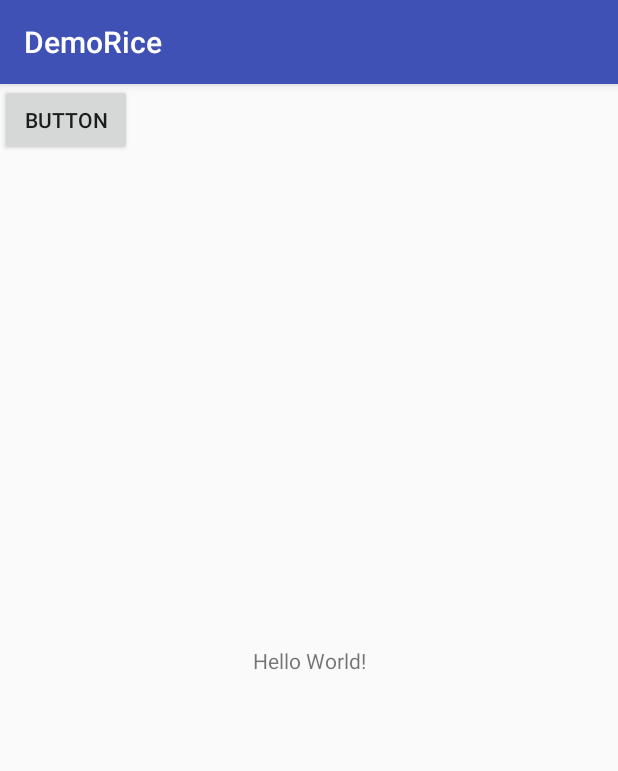
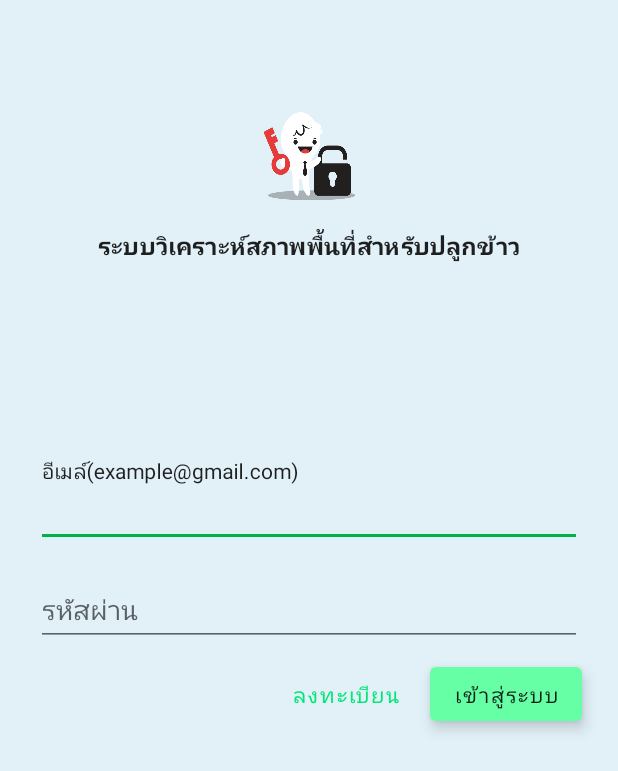
Before and after one commit to LionPK/DemoRice, an Android app: the screen it shows after launch (MainActivity before the commit, LoginActivity after it), on a phone screen of 412 x 824 dp. Shown: the top 771 px of the screen. Run offline under Robolectric (Android 15) with nearby library versions, the phone set to English and light mode, and no system bars.

Commit message:
login design

```diff
--- a/app/build.gradle
+++ b/app/build.gradle
@@ -19,6 +19,10 @@ android {
 }
 
 dependencies {
+    api 'com.android.support:design:28.0.0-alpha1'
+    implementation 'com.android.support:support-v4:28.0.0-alpha1'
+    implementation 'com.android.volley:volley:1.1.0'
+    implementation 'com.google.code.gson:gson:2.8.2'
     implementation fileTree(dir: 'libs', include: ['*.jar'])
     implementation 'com.android.support:appcompat-v7:28.0.0-alpha1'
     implementation 'com.android.support.constraint:constraint-layout:1.1.1'
--- a/app/src/main/AndroidManifest.xml
+++ b/app/src/main/AndroidManifest.xml
@@ -9,7 +9,8 @@
         android:roundIcon="@mipmap/ic_launcher_round"
         android:supportsRtl="true"
         android:theme="@style/AppTheme">
-        <activity android:name=".MainActivity">
+        <activity android:name=".MainActivity"></activity>
+        <activity android:name=".LoginActivity">
             <intent-filter>
                 <action android:name="android.intent.action.MAIN" />
 
--- /dev/null
+++ b/app/src/main/java/com/crud/jo/demorice/LoginActivity.java
@@ -0,0 +1,13 @@
+package com.crud.jo.demorice;
+
+import android.support.v7.app.AppCompatActivity;
+import android.os.Bundle;
+
+public class LoginActivity extends AppCompatActivity {
+
+    @Override
+    protected void onCreate(Bundle savedInstanceState) {
+        super.onCreate(savedInstanceState);
+        setContentView(R.layout.activity_login);
+    }
+}
--- a/app/src/main/java/com/crud/jo/demorice/MainActivity.java
+++ b/app/src/main/java/com/crud/jo/demorice/MainActivity.java
@@ -1,13 +1,30 @@
 package com.crud.jo.demorice;
 
+import android.content.Intent;
 import android.support.v7.app.AppCompatActivity;
 import android.os.Bundle;
+import android.view.View;
+import android.widget.Button;
 
 public class MainActivity extends AppCompatActivity {
+    private Button btnLogin;
 
     @Override
     protected void onCreate(Bundle savedInstanceState) {
         super.onCreate(savedInstanceState);
         setContentView(R.layout.activity_main);
+
+        btnLogin = (Button) findViewById(R.id.btnLogin);
+
+        //link to Sing In
+        btnLogin.setOnClickListener(new View.OnClickListener() {
+            public void onClick(View view) {
+                Intent i = new Intent(getApplicationContext(),
+                        LoginActivity.class);
+                startActivity(i);
+                finish();
+            }
+        });
+
     }
 }
--- /dev/null
+++ b/app/src/main/res/layout/activity_login.xml
@@ -0,0 +1,94 @@
+<?xml version="1.0" encoding="utf-8"?>
+<ScrollView xmlns:android="http://schemas.android.com/apk/res/android"
+    xmlns:app="http://schemas.android.com/apk/res-auto"
+    xmlns:tools="http://schemas.android.com/tools"
+    android:layout_width="match_parent"
+    android:layout_height="match_parent"
+    android:background="@color/loginPageBackgroundColor"
+    tools:context=".LoginActivity">
+
+    <LinearLayout
+        android:layout_width="match_parent"
+        android:layout_height="wrap_content"
+        android:clipChildren="false"
+        android:clipToPadding="false"
+        android:orientation="vertical"
+        android:padding="24dp"
+        android:paddingTop="16dp">
+
+        <ImageView
+            android:layout_width="64dp"
+            android:layout_height="64dp"
+            android:layout_gravity="center_horizontal"
+            android:layout_marginTop="48dp"
+            android:layout_marginBottom="16dp"
+            app:srcCompat="@drawable/login_pic" />
+
+        <TextView
+            android:layout_width="wrap_content"
+            android:layout_height="wrap_content"
+            android:layout_gravity="center_horizontal"
+            android:layout_marginBottom="132dp"
+            android:text="@string/app_name"
+            android:textAllCaps="true"
+            android:textSize="16sp"
+            android:textAppearance="@style/TextAppearance.demorice.Title"/>
+
+        <!-- Snippet from "Add text fields" section goes here. -->
+        <android.support.design.widget.TextInputLayout
+            android:id="@+id/email_text_input"
+            style="@style/Widget.demorice.TextInputLayout"
+            android:layout_width="match_parent"
+            android:layout_height="wrap_content"
+            android:hint="@string/hint_email">
+
+            <android.support.design.widget.TextInputEditText
+                android:id="@+id/email_edit_text"
+                android:layout_width="match_parent"
+                android:layout_height="wrap_content"
+                android:inputType="text"
+                android:maxLines="1" />
+        </android.support.design.widget.TextInputLayout>
+
+        <android.support.design.widget.TextInputLayout
+            android:id="@+id/password_text_input"
+            style="@style/Widget.demorice.TextInputLayout"
+            android:layout_width="match_parent"
+            android:layout_height="wrap_content"
+            android:hint="@string/hint_password">
+
+            <android.support.design.widget.TextInputEditText
+                android:id="@+id/password_edit_text"
+                android:layout_width="match_parent"
+                android:layout_height="wrap_content" />
+        </android.support.design.widget.TextInputLayout>
+
+        <!-- Snippet from "Add buttons" section goes here. -->
+        <RelativeLayout
+            android:layout_width="match_parent"
+            android:layout_height="wrap_content">
+
+            <android.support.design.button.MaterialButton
+                android:id="@+id/login_button"
+                style="@style/Widget.demorice.Button"
+                android:layout_width="wrap_content"
+                android:layout_height="wrap_content"
+                android:layout_alignParentEnd="true"
+                android:layout_alignParentRight="true"
+                android:text="@string/button_login" />
+
+            <android.support.design.button.MaterialButton
+                android:id="@+id/register_button"
+                style="@style/Widget.MaterialComponents.Button.TextButton"
+                android:layout_width="wrap_content"
+                android:layout_height="wrap_content"
+                android:layout_marginEnd="12dp"
+                android:layout_marginRight="12dp"
+                android:layout_toStartOf="@id/login_button"
+                android:layout_toLeftOf="@id/login_button"
+                android:text="@string/button_register" />
+
+        </RelativeLayout>
+
+    </LinearLayout>
+</ScrollView>
--- a/app/src/main/res/layout/activity_main.xml
+++ b/app/src/main/res/layout/activity_main.xml
@@ -16,7 +16,7 @@
         app:layout_constraintTop_toTopOf="parent" />
 
     <Button
-        android:id="@+id/button"
+        android:id="@+id/btnLogin"
         android:layout_width="wrap_content"
         android:layout_height="wrap_content"
         android:text="Button"/>
--- a/app/src/main/res/values/colors.xml
+++ b/app/src/main/res/values/colors.xml
@@ -1,6 +1,12 @@
 <?xml version="1.0" encoding="utf-8"?>
 <resources>
-    <color name="colorPrimary">#3F51B5</color>
-    <color name="colorPrimaryDark">#303F9F</color>
-    <color name="colorAccent">#FF4081</color>
+    <color name="colorPrimary">#00e676</color>
+    <color name="colorPrimaryDark">#66ffa6</color>
+    <color name="colorAccent">#00b248</color>
+    <color name="loginPageBackgroundColor">#e2f1f8</color>
+
+    <color name="textColorPrimary">#442C2E</color>
+    <color name="toolbarIconColor">@color/textColorPrimary</color>
+    <color name="productGridBackgroundColor">#FFFFFF</color>
+    <color name="colorControlActivated">#FBB8AC</color>
 </resources>
--- a/app/src/main/res/values/strings.xml
+++ b/app/src/main/res/values/strings.xml
@@ -1,3 +1,9 @@
 <resources>
-    <string name="app_name">DemoRice</string>
+    <string name="app_name">ระบบวิเคราะห์สภาพพื้นที่สำหรับปลูกข้าว</string>
+
+    <!--set string login form-->
+    <string name="hint_email">อีเมล์(example@gmail.com)</string>
+    <string name="hint_password">รหัสผ่าน</string>
+    <string name="button_login">เข้าสู่ระบบ</string>
+    <string name="button_register">ลงทะเบียน</string>
 </resources>
--- a/app/src/main/res/values/styles.xml
+++ b/app/src/main/res/values/styles.xml
@@ -1,11 +1,76 @@
-<resources>
+<resources xmlns:tools="http://schemas.android.com/tools">
 
     <!-- Base application theme. -->
-    <style name="AppTheme" parent="Theme.AppCompat.Light.DarkActionBar">
+    <style name="AppTheme" parent="Theme.AppCompat.Light.NoActionBar">
         <!-- Customize your theme here. -->
         <item name="colorPrimary">@color/colorPrimary</item>
         <item name="colorPrimaryDark">@color/colorPrimaryDark</item>
         <item name="colorAccent">@color/colorAccent</item>
     </style>
 
+    <!-- Base application theme. -->
+    <style name="Theme.Shrine" parent="Theme.MaterialComponents.Light.NoActionBar">
+        <!-- Customize your theme here. -->
+        <item name="colorPrimary">@color/colorPrimary</item>
+        <item name="colorPrimaryDark">@color/colorPrimaryDark</item>
+        <item name="colorAccent">@color/colorAccent</item>
+        <item name="android:windowLightStatusBar" tools:targetApi="m">true</item>
+        <item name="colorControlActivated">@color/colorControlActivated</item>
+        <item name="android:textColorPrimary">@color/textColorPrimary</item>
+    </style>
+
+    <style name="Widget.Shrine.TextInputLayout" parent="Widget.MaterialComponents.TextInputLayout.OutlineBox">
+        <item name="hintTextAppearance">@style/TextAppearance.Shrine.TextInputLayout.HintText</item>
+        <item name="android:paddingBottom">8dp</item>
+    </style>
+
+    <style name="TextAppearance.Shrine.TextInputLayout.HintText" parent="TextAppearance.MaterialComponents.Subtitle2">
+        <item name="android:textColor">?android:attr/textColorPrimary</item>
+    </style>
+
+    <style name="Widget.Shrine.Button" parent="Widget.MaterialComponents.Button">
+        <item name="android:textColor">?android:attr/textColorPrimary</item>
+        <item name="backgroundTint">?attr/colorPrimaryDark</item>
+    </style>
+
+    <style name="Widget.Shrine.Button.TextButton" parent="Widget.MaterialComponents.Button.TextButton">
+        <item name="android:textColor">?android:attr/textColorPrimary</item>
+    </style>
+
+    <style name="Widget.Shrine.Toolbar" parent="Widget.AppCompat.Toolbar">
+        <item name="android:background">?attr/colorAccent</item>
+        <item name="android:theme">@style/Theme.Shrine</item>
+        <item name="popupTheme">@style/ThemeOverlay.AppCompat.Light</item>
+        <item name="titleTextAppearance">@style/TextAppearance.Shrine.Toolbar</item>
+    </style>
+
+    <style name="TextAppearance.Shrine.Toolbar" parent="TextAppearance.MaterialComponents.Button">
+        <item name="android:textSize">16sp</item>
+    </style>
+
+
+    <style name="TextAppearance.demorice.Title" parent="TextAppearance.MaterialComponents.Headline4">
+        <item name="textAllCaps">true</item>
+        <item name="android:textStyle">bold</item>
+        <item name="android:textColor">?android:attr/textColorPrimary</item>
+    </style>
+
+
+    <style name="TextAppearance.demorice.TextInputLayout.HintText" parent="TextAppearance.MaterialComponents.Subtitle2">
+        <item name="android:textColor">?android:attr/textColorPrimary</item>
+    </style>
+
+    <style name="Widget.demorice.TextInputLayout" parent="Widget.MaterialComponents.TextInputLayout.OutlineBox">
+        <item name="hintTextAppearance">@style/TextAppearance.demorice.TextInputLayout.HintText</item>
+        <item name="android:paddingBottom">8dp</item>
+    </style>
+
+    <style name="Widget.demorice.Button" parent="Widget.MaterialComponents.Button">
+        <item name="android:textColor">?android:attr/textColorPrimary</item>
+        <item name="backgroundTint">?attr/colorPrimaryDark</item>
+        <item name="android:stateListAnimator" tools:ignore="NewApi">
+            @animator/shr_next_button_state_list_anim
+        </item>
+    </style>
+
 </resources>
```
Also changed, not shown: app/src/main/res/animator/shr_next_button_state_list_anim.xml (added, +93 -0 lines), app/src/main/res/drawable/login_pic.png (added).
